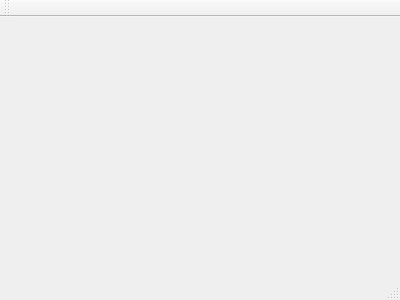
Above: mainwindow.ui from suchmoleculeswow/suchmoleculeswow before the change. Below: the same form after it.
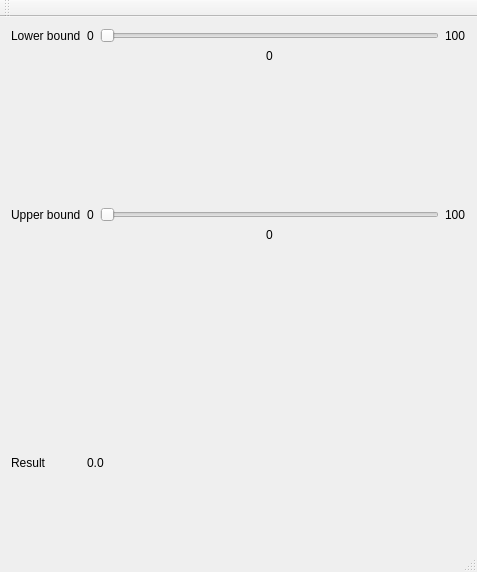
That is the form after the change.

Commit message: Initial UI that fulfills requirements.

The edit to the form file:
```diff
--- a/mainwindow.ui
+++ b/mainwindow.ui
@@ -1,24 +1,129 @@
 <ui version="4.0">
  <class>MainWindow</class>
- <widget class="QMainWindow" name="MainWindow" >
-  <property name="geometry" >
+ <widget class="QMainWindow" name="MainWindow">
+  <property name="geometry">
    <rect>
     <x>0</x>
     <y>0</y>
-    <width>400</width>
-    <height>300</height>
+    <width>477</width>
+    <height>572</height>
    </rect>
   </property>
   <property name="windowTitle" >
    <string>MainWindow</string>
   </property>
-  <widget class="QMenuBar" name="menuBar" />
-  <widget class="QToolBar" name="mainToolBar" />
-  <widget class="QWidget" name="centralWidget" />
-  <widget class="QStatusBar" name="statusBar" />
+  <widget class="QWidget" name="centralWidget">
+   <layout class="QGridLayout" name="gridLayout">
+    <item row="4" column="1" colspan="3">
+     <widget class="QLabel" name="resultValueLabel">
+      <property name="text">
+       <string>0.0</string>
+      </property>
+     </widget>
+    </item>
+    <item row="2" column="3">
+     <widget class="QLabel" name="upperBoundMaxVal">
+      <property name="text">
+       <string>100</string>
+      </property>
+     </widget>
+    </item>
+    <item row="2" column="2">
+     <widget class="QSlider" name="upperBoundSlider">
+      <property name="orientation">
+       <enum>Qt::Horizontal</enum>
+      </property>
+     </widget>
+    </item>
+    <item row="2" column="1">
+     <widget class="QLabel" name="upperBoundMinVal">
+      <property name="text">
+       <string>0</string>
+      </property>
+     </widget>
+    </item>
+    <item row="0" column="1">
+     <widget class="QLabel" name="lowerBoundMinVal">
+      <property name="text">
+       <string>0</string>
+      </property>
+     </widget>
+    </item>
+    <item row="0" column="0">
+     <widget class="QLabel" name="lowerBoundLabel">
+      <property name="text">
+       <string>Lower bound</string>
+      </property>
+     </widget>
+    </item>
+    <item row="1" column="2" alignment="Qt::AlignHCenter|Qt::AlignTop">
+     <widget class="QLabel" name="lowerBoundCurVal">
+      <property name="text">
+       <string>0</string>
+      </property>
+      <property name="alignment">
+       <set>Qt::AlignLeading|Qt::AlignLeft|Qt::AlignTop</set>
+      </property>
+     </widget>
+    </item>
+    <item row="0" column="3">
+     <widget class="QLabel" name="lowerBoundMaxVal">
+      <property name="text">
+       <string>100</string>
+      </property>
+     </widget>
+    </item>
+    <item row="2" column="0">
+     <widget class="QLabel" name="upperBoundLabel">
+      <property name="text">
+       <string>Upper bound</string>
+      </property>
+     </widget>
+    </item>
+    <item row="0" column="2">
+     <widget class="QSlider" name="lowerBoundSlider">
+      <property name="orientation">
+       <enum>Qt::Horizontal</enum>
+      </property>
+     </widget>
+    </item>
+    <item row="4" column="0">
+     <widget class="QLabel" name="resultLabel">
+      <property name="text">
+       <string>Result</string>
+      </property>
+     </widget>
+    </item>
+    <item row="3" column="2" alignment="Qt::AlignHCenter|Qt::AlignTop">
+     <widget class="QLabel" name="upperBoundCurVal">
+      <property name="text">
+       <string>0</string>
+      </property>
+     </widget>
+    </item>
+   </layout>
+  </widget>
+  <widget class="QMenuBar" name="menuBar">
+   <property name="geometry">
+    <rect>
+     <x>0</x>
+     <y>0</y>
+     <width>477</width>
+     <height>20</height>
+    </rect>
+   </property>
+  </widget>
+  <widget class="QToolBar" name="mainToolBar">
+   <attribute name="toolBarArea">
+    <enum>TopToolBarArea</enum>
+   </attribute>
+   <attribute name="toolBarBreak">
+    <bool>false</bool>
+   </attribute>
+  </widget>
+  <widget class="QStatusBar" name="statusBar"/>
  </widget>
- <layoutDefault spacing="6" margin="11" />
- <pixmapfunction></pixmapfunction>
+ <layoutdefault spacing="6" margin="11"/>
  <resources/>
  <connections/>
 </ui>
```
Left out of the diff: 3 changed lines with no effect on the pictures.
